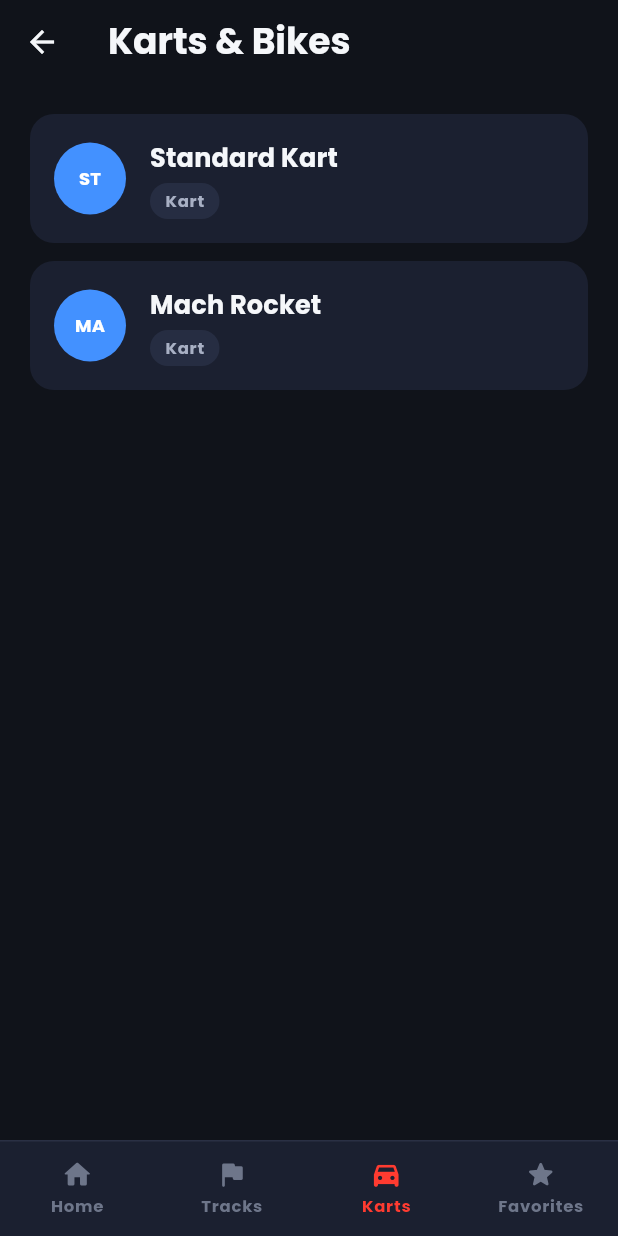
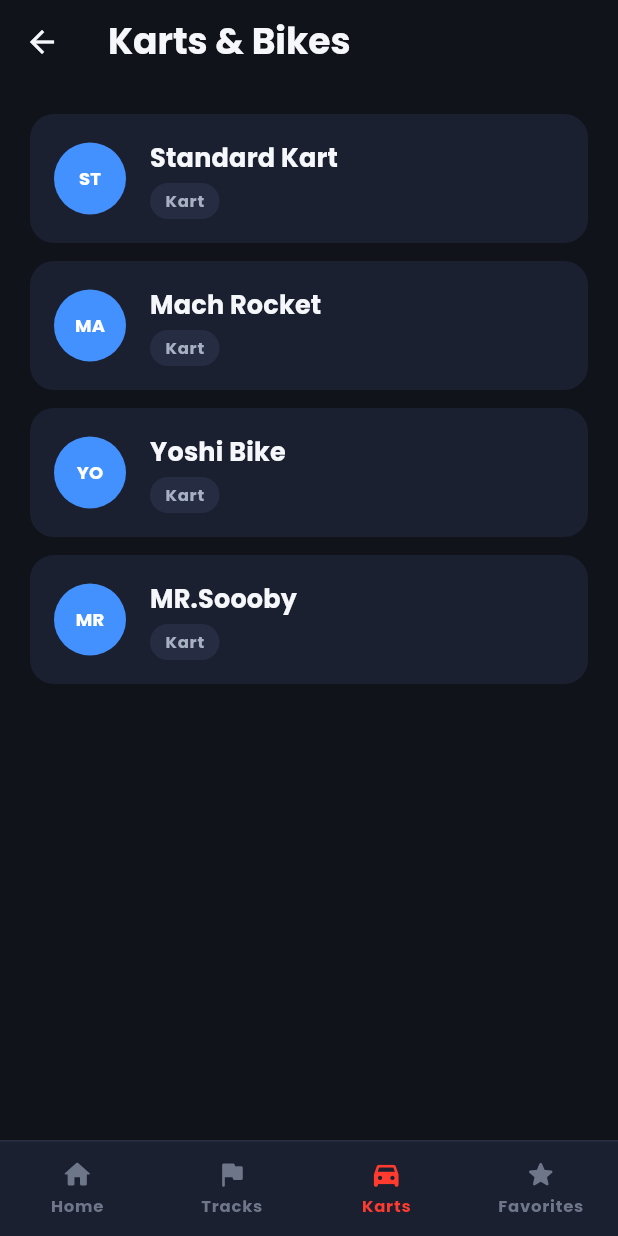
Before and after one commit to HAU-6ADET/MARIO_KART_WIKI-, a Flutter app: the screen it shows after launch, item 3 of the bottom bar chosen, on a phone screen of 412 x 824 dp. Run offline on Flutter 3.47's test engine with Material 3 defaults, Android fonts, the light colour scheme and no system bars; our stand-ins replace device_preview, google_fonts.

Commit message:
added more karts

```diff
--- a/lib/data/mock_data.dart
+++ b/lib/data/mock_data.dart
@@ -167,6 +167,7 @@ class MockData {
       hazards: ['Narrow city streets, tight corners'],
       strategyTips: ['Brake earlier than you think into the plaza'],
     ),
+
   ];
 
   // Extrapolated — see lib/models/kart.dart.
@@ -189,6 +190,25 @@ class MockData {
       handling: 0.45,
       traction: 0.5,
     ),
+        Kart(
+      id: 'Yoshi Bike',
+      name: 'Yoshi Bike',
+      speed: 0.7,
+      acceleration: 0.6,
+      weight: 0.6,
+      handling: 0.5,
+      traction: 0.6,
+      traction: 0.5,
+    ),
+        Kart(
+      id: 'MR.Soooby',
+      name: 'MR.Soooby',
+      speed: 0.85,
+      acceleration: 0.9,
+      weight: 0.7,
+      handling: 0.56,
+      traction: 0.8,
+    ),
   ];
 
   static Kart? kartById(String id) {
```
